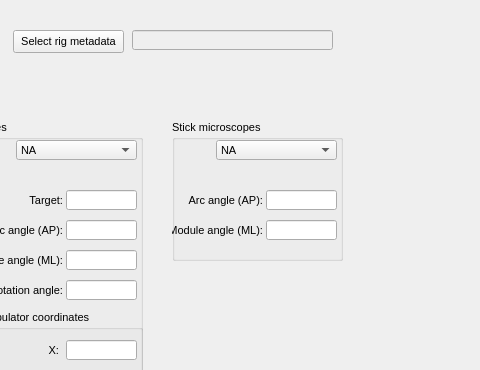
Before: the Qt Designer form src/foraging_gui/MetaData.ui in AllenNeuralDynamics/dynamic-foraging-task, drawn with Qt 5; both pictures show x 528 to 1008 and y 0 to 370 of the 1008 by 453 pixel window.
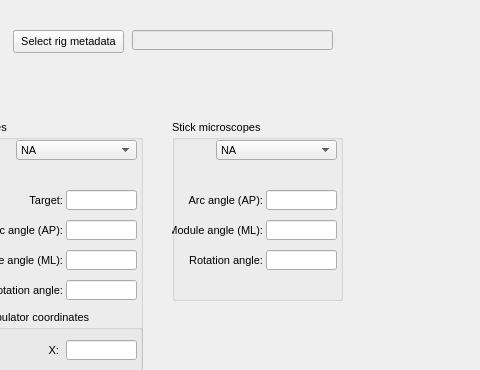
After: the same form once the commit is applied.

Commit message: adding Stick_RotaionAngle

```diff
--- a/src/foraging_gui/MetaData.ui
+++ b/src/foraging_gui/MetaData.ui
@@ -680,7 +680,7 @@
      <x>700</x>
      <y>120</y>
      <width>171</width>
-     <height>141</height>
+     <height>181</height>
     </rect>
    </property>
    <property name="title">
@@ -810,6 +810,50 @@
      <string/>
     </property>
    </widget>
+   <widget class="QLabel" name="label_88">
+    <property name="geometry">
+     <rect>
+      <x>0</x>
+      <y>130</y>
+      <width>91</width>
+      <height>20</height>
+     </rect>
+    </property>
+    <property name="sizePolicy">
+     <sizepolicy hsizetype="Expanding" vsizetype="Expanding">
+      <horstretch>0</horstretch>
+      <verstretch>0</verstretch>
+     </sizepolicy>
+    </property>
+    <property name="text">
+     <string>Rotation angle:</string>
+    </property>
+    <property name="textFormat">
+     <enum>Qt::AutoText</enum>
+    </property>
+    <property name="alignment">
+     <set>Qt::AlignRight|Qt::AlignTrailing|Qt::AlignVCenter</set>
+    </property>
+   </widget>
+   <widget class="QLineEdit" name="Stick_RotationAngle">
+    <property name="geometry">
+     <rect>
+      <x>94</x>
+      <y>130</y>
+      <width>71</width>
+      <height>20</height>
+     </rect>
+    </property>
+    <property name="sizePolicy">
+     <sizepolicy hsizetype="Expanding" vsizetype="Expanding">
+      <horstretch>0</horstretch>
+      <verstretch>0</verstretch>
+     </sizepolicy>
+    </property>
+    <property name="text">
+     <string/>
+    </property>
+   </widget>
   </widget>
   <zorder>Probes</zorder>
   <zorder>ExperimentDescription</zorder>
```
